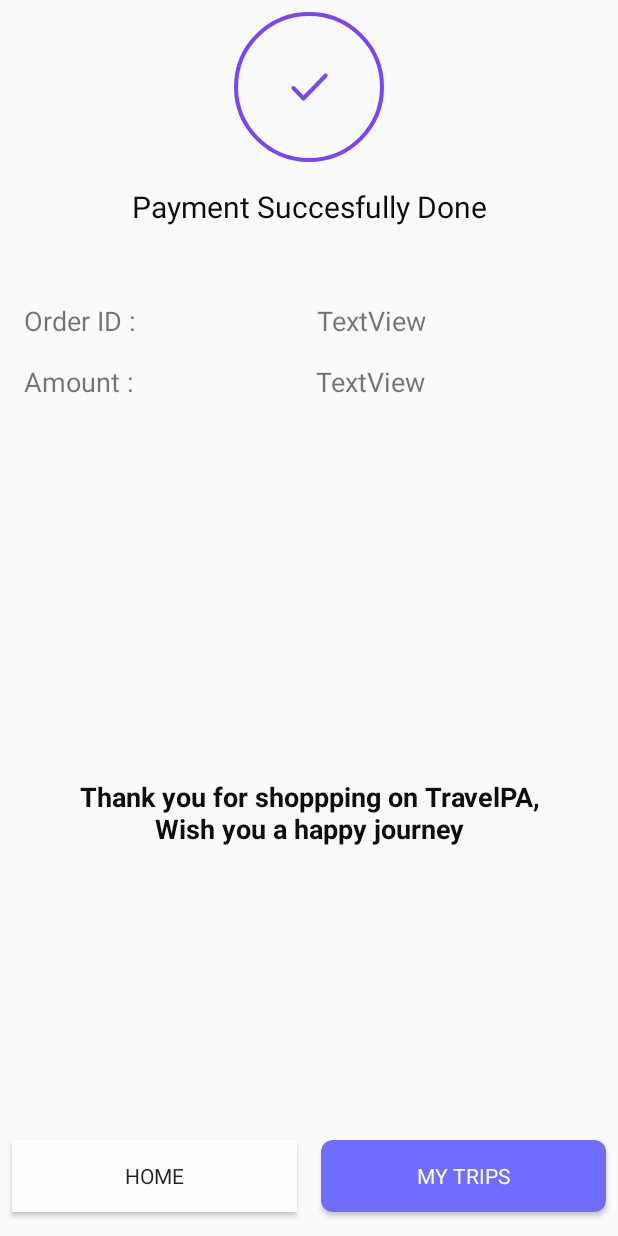
After one commit to rahulrajsbkk/TravelPA, an Android app: the PaymentSummaryActivity screen opened directly, with no data from a screen before it, on a phone screen of 412 x 824 dp. The commit adds this screen. Run offline under Robolectric (Android 15) with nearby library versions, the phone set to English and light mode, and no system bars; Roboto replaces fonts that are not available here.

Commit message:
Payment Summary Activity UI

```diff
--- a/app/src/main/AndroidManifest.xml
+++ b/app/src/main/AndroidManifest.xml
@@ -14,8 +14,9 @@
 			android:supportsRtl="true"
 			android:theme="@style/AppTheme"
 			tools:ignore="GoogleAppIndexingWarning">
-
-
+		<activity android:name=".PaymentSummaryActivity"
+				  android:theme="@style/LoginTheme">
+		</activity>
 		<!--
              The API key for Google Maps-based APIs is defined as a string resource.
              (See the file "res/values/google_maps_api.xml").
@@ -32,8 +33,9 @@
 				android:name=".MapsActivity"
 				android:label="@string/title_activity_maps2">
 		</activity>
-		<activity android:name=".CartActivity"
-				  android:theme="@style/LoginTheme"/>
+		<activity
+				android:name=".CartActivity"
+				android:theme="@style/LoginTheme"/>
 		<activity
 				android:name=".UserProfileActivity"
 				android:theme="@style/LoginTheme">
@@ -45,17 +47,17 @@
 		<activity
 				android:name=".LoginActivity"
 				android:theme="@style/LoginTheme">
-			<!--<intent-filter>-->
-			<!--<action android:name="android.intent.action.MAIN"/>-->
 
-			<!--<category android:name="android.intent.category.LAUNCHER"/>-->
-			<!--</intent-filter>-->
+			<!-- <intent-filter> -->
+			<!-- <action android:name="android.intent.action.MAIN"/> -->
+
+
+			<!-- <category android:name="android.intent.category.LAUNCHER"/> -->
+			<!-- </intent-filter> -->
 		</activity>
 		<activity android:name=".MainActivity">
-
 			<intent-filter>
 				<action android:name="android.intent.action.MAIN"/>
-
 
 				<category android:name="android.intent.category.LAUNCHER"/>
 			</intent-filter>
--- /dev/null
+++ b/app/src/main/java/in/ouon/travelpa/PaymentSummaryActivity.kt
@@ -0,0 +1,12 @@
+package `in`.ouon.travelpa
+
+import android.os.Bundle
+import androidx.appcompat.app.AppCompatActivity
+
+class PaymentSummaryActivity : AppCompatActivity() {
+
+    override fun onCreate(savedInstanceState: Bundle?) {
+        super.onCreate(savedInstanceState)
+        setContentView(R.layout.activity_payment_summary)
+    }
+}
--- /dev/null
+++ b/app/src/main/res/drawable/ic_payment_done.xml
@@ -0,0 +1,15 @@
+<?xml version="1.0" encoding="utf-8"?>
+<vector xmlns:android="http://schemas.android.com/apk/res/android"
+		android:viewportWidth="149"
+		android:viewportHeight="149"
+		android:width="149dp"
+		android:height="149dp">
+	<path
+			android:pathData="M147 74.5A72.5 72.5 0 0 1 2 74.5A72.5 72.5 0 0 1 147 74.5Z"
+			android:strokeColor="@color/loginPrimaryDark"
+			android:strokeWidth="4"/>
+	<path
+			android:pathData="M92.4142 61.6083C93.1953 62.4194 93.1953 63.7344 92.4142 64.5455L70.4142 87.3917C69.6332 88.2028 68.3668 88.2028 67.5858 87.3917L57.5858 77.0071C56.8047 76.196 56.8047 74.8809 57.5858 74.0699C58.3668 73.2588 59.6332 73.2588 60.4142 74.0699L69 82.9859L89.5858 61.6083C90.3668 60.7972 91.6332 60.7972 92.4142 61.6083Z"
+			android:fillType="evenOdd"
+			android:fillColor="@color/loginPrimary"/>
+</vector>
--- /dev/null
+++ b/app/src/main/res/drawable/ic_payment_failed.xml
@@ -0,0 +1,19 @@
+<?xml version="1.0" encoding="utf-8"?>
+<vector xmlns:android="http://schemas.android.com/apk/res/android"
+		android:viewportWidth="149"
+		android:viewportHeight="149"
+		android:width="149dp"
+		android:height="149dp">
+	<path
+			android:pathData="M147 74.5A72.5 72.5 0 0 1 2 74.5A72.5 72.5 0 0 1 147 74.5Z"
+			android:strokeColor="#FF83A1"
+			android:strokeWidth="4"/>
+	<path
+			android:pathData="M87.6197 65.3804C88.238 65.9987 88.238 67.0013 87.6197 67.6196L68.6197 86.6196C68.0013 87.2379 66.9988 87.2379 66.3805 86.6196C65.7622 86.0013 65.7622 84.9987 66.3805 84.3804L85.3805 65.3804C85.9988 64.7621 87.0013 64.7621 87.6197 65.3804Z"
+			android:fillType="evenOdd"
+			android:fillColor="#FF83A1"/>
+	<path
+			android:pathData="M66.3805 65.3804C66.9988 64.7621 68.0013 64.7621 68.6197 65.3804L87.6197 84.3804C88.238 84.9987 88.238 86.0013 87.6197 86.6196C87.0013 87.2379 85.9988 87.2379 85.3805 86.6196L66.3805 67.6196C65.7622 67.0013 65.7622 65.9987 66.3805 65.3804Z"
+			android:fillType="evenOdd"
+			android:fillColor="#FF83A1"/>
+</vector>
--- /dev/null
+++ b/app/src/main/res/layout/activity_payment_summary.xml
@@ -0,0 +1,89 @@
+<?xml version="1.0" encoding="utf-8"?>
+<androidx.constraintlayout.widget.ConstraintLayout
+		xmlns:android="http://schemas.android.com/apk/res/android"
+		xmlns:tools="http://schemas.android.com/tools"
+		xmlns:app="http://schemas.android.com/apk/res-auto"
+		android:layout_width="match_parent"
+		android:layout_height="match_parent"
+		tools:context=".PaymentSummaryActivity">
+
+	<TextView
+			android:text="Payment Succesfully Done"
+			android:layout_width="0dp"
+			android:textSize="20sp"
+			android:textAlignment="center"
+			android:textColor="@color/colorBlack"
+			android:layout_height="wrap_content"
+			android:id="@+id/textView16" app:layout_constraintEnd_toEndOf="parent" android:layout_marginEnd="32dp"
+			app:layout_constraintStart_toStartOf="parent" android:layout_marginStart="32dp"
+			app:layout_constraintHorizontal_bias="0.0" app:layout_constraintTop_toBottomOf="@+id/imageView4"
+			android:layout_marginTop="16dp"/>
+	<ImageView
+			android:layout_width="100dp"
+			android:layout_height="100dp" app:srcCompat="@drawable/ic_payment_done"
+			android:id="@+id/imageView4" app:layout_constraintEnd_toEndOf="parent"
+			android:layout_marginEnd="8dp" app:layout_constraintStart_toStartOf="parent"
+			android:layout_marginStart="8dp" android:layout_marginTop="8dp" app:layout_constraintTop_toTopOf="parent"/>
+	<TextView
+			android:text="Order ID :"
+			android:textSize="18sp"
+			android:layout_width="wrap_content"
+			android:layout_height="wrap_content"
+			android:id="@+id/textView17" app:layout_constraintStart_toStartOf="parent"
+			android:layout_marginStart="16dp" app:layout_constraintTop_toBottomOf="@+id/textView16"
+			android:layout_marginTop="50dp"/>
+	<TextView
+			android:text="TextView"
+			android:textSize="18sp"
+			android:layout_width="wrap_content"
+			android:layout_height="wrap_content"
+			android:id="@+id/textView19" app:layout_constraintStart_toEndOf="@+id/textView17"
+			android:layout_marginStart="8dp"
+			app:layout_constraintTop_toTopOf="@+id/textView17" app:layout_constraintEnd_toEndOf="parent"
+			android:layout_marginEnd="16dp"/>
+	<TextView
+			android:text="Amount :"
+			android:textSize="18sp"
+			android:layout_width="wrap_content"
+			android:layout_height="wrap_content"
+			android:id="@+id/textView20" app:layout_constraintStart_toStartOf="parent"
+			android:layout_marginStart="16dp" app:layout_constraintTop_toBottomOf="@+id/textView17"
+			android:layout_marginTop="16dp"/>
+	<TextView
+			android:text="TextView"
+			android:textSize="18sp"
+			android:layout_width="wrap_content"
+			android:layout_height="wrap_content"
+			android:id="@+id/textView21" app:layout_constraintStart_toEndOf="@+id/textView20"
+			android:layout_marginStart="8dp" app:layout_constraintTop_toTopOf="@+id/textView20"
+			app:layout_constraintEnd_toEndOf="parent" android:layout_marginEnd="16dp"/>
+	<TextView
+			android:text="Thank you for shoppping on TravelPA, Wish you a happy journey"
+			android:layout_width="0dp"
+			android:textSize="18sp"
+			android:textAlignment="center"
+			android:textColor="@color/colorBlack"
+			android:textStyle="bold"
+			android:layout_height="wrap_content"
+			android:id="@+id/textView22" app:layout_constraintEnd_toEndOf="parent" android:layout_marginEnd="32dp"
+			app:layout_constraintStart_toStartOf="parent" android:layout_marginStart="32dp"
+			app:layout_constraintTop_toBottomOf="@+id/textView20" android:layout_marginBottom="8dp"
+			app:layout_constraintBottom_toBottomOf="parent"/>
+	<Button
+			android:text="Home"
+			android:background="@color/colorWhite"
+			android:layout_width="0dp"
+			android:layout_height="wrap_content"
+			android:id="@+id/button4" app:layout_constraintStart_toStartOf="parent" android:layout_marginStart="8dp"
+			app:layout_constraintEnd_toStartOf="@+id/button5" android:layout_marginEnd="8dp"
+			android:layout_marginBottom="16dp" app:layout_constraintBottom_toBottomOf="parent"/>
+	<Button
+			android:text="My Trips"
+			android:background="@drawable/login_bt_bg"
+			android:layout_width="0dp"
+			android:textColor="@color/colorWhite"
+			android:layout_height="wrap_content"
+			android:id="@+id/button5" app:layout_constraintEnd_toEndOf="parent" android:layout_marginEnd="8dp"
+			app:layout_constraintStart_toEndOf="@+id/button4" android:layout_marginStart="8dp"
+			android:layout_marginBottom="16dp" app:layout_constraintBottom_toBottomOf="parent"/>
+</androidx.constraintlayout.widget.ConstraintLayout>
--- a/app/src/main/res/values/colors.xml
+++ b/app/src/main/res/values/colors.xml
@@ -18,6 +18,7 @@
     <color name="loginAccent">#ff6f6dff</color>
     <color name="loginPrimaryText">#7085A4</color>
     <color name="colorWhite">#FEFEFE</color>
+	<color name="colorBlack">#0E0D0D</color>
 
     <color name="color1">#424549</color>
     <color name="color2">#7e455e</color>
```
